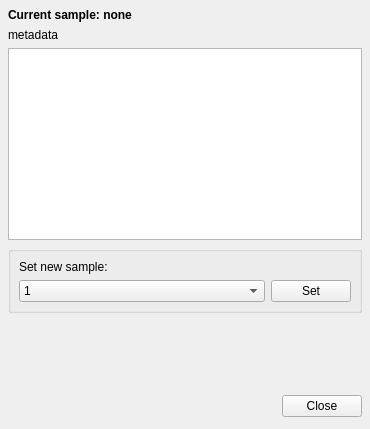
Before: the Qt Designer form nicos_ess/gui/panels/ui_files/sample.ui in ess-dmsc/nicos, drawn with Qt 5.
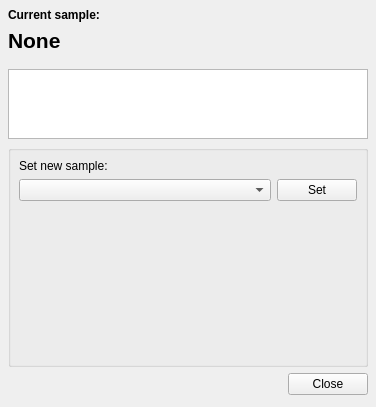
After: the same form once the commit is applied.

```diff
--- a/nicos_ess/gui/panels/ui_files/sample.ui
+++ b/nicos_ess/gui/panels/ui_files/sample.ui
@@ -6,14 +6,14 @@
    <rect>
     <x>0</x>
     <y>0</y>
-    <width>370</width>
-    <height>429</height>
+    <width>376</width>
+    <height>407</height>
    </rect>
   </property>
   <property name="windowTitle">
    <string>Form</string>
   </property>
-  <layout class="QVBoxLayout" name="main_layout">
+  <layout class="QVBoxLayout" name="main_layout" stretch="0,100,1,0">
    <property name="leftMargin">
     <number>8</number>
    </property>
@@ -28,6 +28,9 @@
    </property>
    <item>
     <layout class="QVBoxLayout" name="verticalLayout">
+     <property name="bottomMargin">
+      <number>10</number>
+     </property>
      <item>
       <widget class="QLabel" name="title">
        <property name="font">
@@ -36,14 +39,22 @@
         </font>
        </property>
        <property name="text">
-        <string>Current sample: none</string>
+        <string>Current sample:</string>
        </property>
       </widget>
      </item>
      <item>
       <widget class="QLabel" name="sampleName">
+       <property name="styleSheet">
+        <string notr="true">font: bold 16pt;</string>
+       </property>
+       <property name="font">
+        <font>
+         <bold>true</bold>
+        </font>
+       </property>
        <property name="text">
-        <string>metadata</string>
+        <string>None</string>
        </property>
        <property name="wordWrap">
         <bool>true</bool>
@@ -53,7 +64,50 @@
     </layout>
    </item>
    <item>
-    <widget class="QTableView" name="metadataTable"/>
+    <widget class="QTableView" name="metadataTable">
+     <property name="sizePolicy">
+      <sizepolicy hsizetype="Expanding" vsizetype="Maximum">
+       <horstretch>0</horstretch>
+       <verstretch>0</verstretch>
+      </sizepolicy>
+     </property>
+     <property name="sizeAdjustPolicy">
+      <enum>QAbstractScrollArea::AdjustToContents</enum>
+     </property>
+     <property name="editTriggers">
+      <set>QAbstractItemView::NoEditTriggers</set>
+     </property>
+     <property name="alternatingRowColors">
+      <bool>true</bool>
+     </property>
+     <property name="selectionMode">
+      <enum>QAbstractItemView::SingleSelection</enum>
+     </property>
+     <property name="selectionBehavior">
+      <enum>QAbstractItemView::SelectRows</enum>
+     </property>
+     <property name="textElideMode">
+      <enum>Qt::ElideMiddle</enum>
+     </property>
+     <property name="wordWrap">
+      <bool>false</bool>
+     </property>
+     <attribute name="horizontalHeaderHighlightSections">
+      <bool>false</bool>
+     </attribute>
+     <attribute name="horizontalHeaderStretchLastSection">
+      <bool>true</bool>
+     </attribute>
+     <attribute name="verticalHeaderVisible">
+      <bool>false</bool>
+     </attribute>
+     <attribute name="verticalHeaderMinimumSectionSize">
+      <number>20</number>
+     </attribute>
+     <attribute name="verticalHeaderDefaultSectionSize">
+      <number>24</number>
+     </attribute>
+    </widget>
    </item>
    <item>
     <widget class="QGroupBox" name="controlGroup">
@@ -90,36 +144,6 @@
             <verstretch>0</verstretch>
            </sizepolicy>
           </property>
-          <item>
-           <property name="text">
-            <string>1</string>
-           </property>
-          </item>
-          <item>
-           <property name="text">
-            <string>New Item</string>
-           </property>
-          </item>
-          <item>
-           <property name="text">
-            <string>2</string>
-           </property>
-          </item>
-          <item>
-           <property name="text">
-            <string>3</string>
-           </property>
-          </item>
-          <item>
-           <property name="text">
-            <string>4</string>
-           </property>
-          </item>
-          <item>
-           <property name="text">
-            <string>New Item</string>
-           </property>
-          </item>
          </widget>
         </item>
         <item>
@@ -137,22 +161,22 @@
         </item>
        </layout>
       </item>
+      <item>
+       <spacer name="verticalSpacer">
+        <property name="orientation">
+         <enum>Qt::Orientation::Vertical</enum>
+        </property>
+        <property name="sizeHint" stdset="0">
+         <size>
+          <width>10</width>
+          <height>0</height>
+         </size>
+        </property>
+       </spacer>
+      </item>
      </layout>
     </widget>
    </item>
-   <item>
-    <spacer name="verticalSpacer">
-     <property name="orientation">
-      <enum>Qt::Orientation::Vertical</enum>
-     </property>
-     <property name="sizeHint" stdset="0">
-      <size>
-       <width>20</width>
-       <height>40</height>
-      </size>
-     </property>
-    </spacer>
-   </item>
    <item>
     <layout class="QHBoxLayout" name="horizontalLayout_3">
      <item>
```
Left out of the diff: 45 changed lines with no effect on the pictures.
